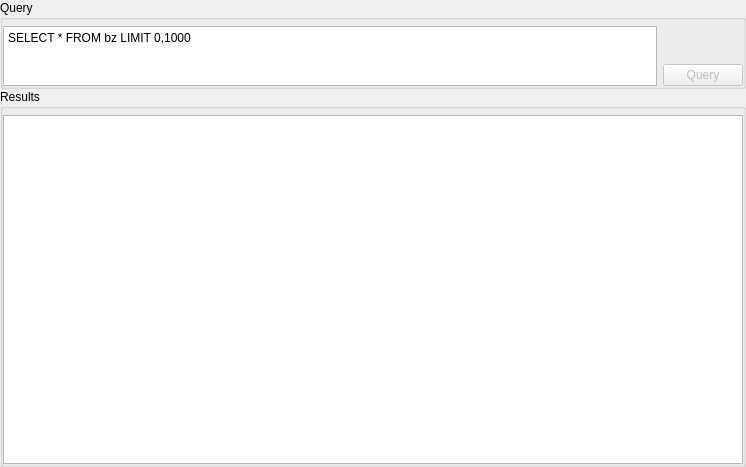
Before: the Qt Designer form querywidget.ui in BugenZhao/MTAnalyzer, drawn with Qt 5.
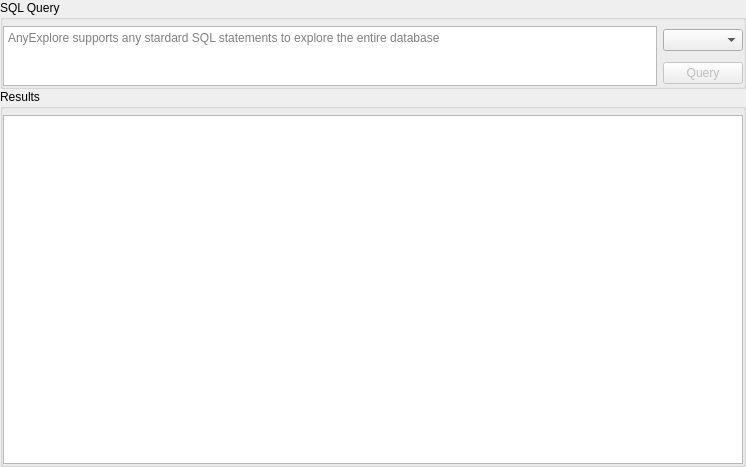
After: the same form once the commit is applied.

Commit message: 2019.12.20 AnyExplore with Multi-threading and Text Correction

Diff of the .ui file:
```diff
--- a/querywidget.ui
+++ b/querywidget.ui
@@ -27,7 +27,7 @@
                 <number>0</number>
             </property>
             <item>
-                <layout class="QVBoxLayout" name="verticalLayout" stretch="1,1,0">
+    <layout class="QVBoxLayout" name="verticalLayout" stretch="1,0">
                     <property name="spacing">
                         <number>0</number>
                     </property>
@@ -46,7 +46,7 @@
                                 </size>
                             </property>
                             <property name="title">
-                                <string>Query</string>
+        <string>SQL Query</string>
                             </property>
                             <property name="flat">
                                 <bool>true</bool>
@@ -64,7 +64,51 @@
                                 <property name="bottomMargin">
                                     <number>0</number>
                                 </property>
+        <item row="1" column="0" rowspan="2" colspan="2">
+         <widget class="QPlainTextEdit" name="queryInput">
+          <property name="sizePolicy">
+           <sizepolicy hsizetype="Expanding" vsizetype="Ignored">
+            <horstretch>0</horstretch>
+            <verstretch>0</verstretch>
+           </sizepolicy>
+          </property>
+          <property name="minimumSize">
+           <size>
+            <width>0</width>
+            <height>60</height>
+           </size>
+          </property>
+          <property name="placeholderText">
+           <string>AnyExplore supports any stardard SQL statements to explore the entire database</string>
+          </property>
+         </widget>
+        </item>
                                 <item row="1" column="2">
+         <widget class="QComboBox" name="examplesComboBox">
+          <property name="sizePolicy">
+           <sizepolicy hsizetype="Maximum" vsizetype="Fixed">
+            <horstretch>0</horstretch>
+            <verstretch>0</verstretch>
+           </sizepolicy>
+          </property>
+          <property name="minimumSize">
+           <size>
+            <width>50</width>
+            <height>0</height>
+           </size>
+          </property>
+          <property name="maximumSize">
+           <size>
+            <width>100</width>
+            <height>16777215</height>
+           </size>
+          </property>
+          <property name="currentText">
+           <string/>
+          </property>
+         </widget>
+        </item>
+        <item row="2" column="2">
                                     <widget class="QPushButton" name="queryButton">
                                         <property name="enabled">
                                             <bool>false</bool>
@@ -75,54 +119,17 @@
                                                 <verstretch>0</verstretch>
                                             </sizepolicy>
                                         </property>
+          <property name="minimumSize">
+           <size>
+            <width>0</width>
+            <height>0</height>
+           </size>
+          </property>
                                         <property name="text">
                                             <string>Query</string>
                                         </property>
                                     </widget>
                                 </item>
-                                <item row="0" column="0" rowspan="2" colspan="2">
-                                    <widget class="QPlainTextEdit" name="queryInput">
-                                        <property name="sizePolicy">
-                                            <sizepolicy hsizetype="Expanding" vsizetype="Ignored">
-                                                <horstretch>0</horstretch>
-                                                <verstretch>0</verstretch>
-                                            </sizepolicy>
-                                        </property>
-                                        <property name="minimumSize">
-                                            <size>
-                                                <width>0</width>
-                                                <height>60</height>
-                                            </size>
-                                        </property>
-                                        <property name="plainText">
-                                            <string>SELECT * FROM bz LIMIT 0,1000</string>
-                                        </property>
-                                    </widget>
-                                </item>
-                            </layout>
-                        </widget>
-                    </item>
-                    <item>
-                        <widget class="QWidget" name="queryButtonWidget" native="true">
-                            <property name="sizePolicy">
-                                <sizepolicy hsizetype="Expanding" vsizetype="Fixed">
-                                    <horstretch>0</horstretch>
-                                    <verstretch>0</verstretch>
-                                </sizepolicy>
-                            </property>
-                            <layout class="QHBoxLayout" name="horizontalLayout_2">
-                                <property name="leftMargin">
-                                    <number>0</number>
-                                </property>
-                                <property name="topMargin">
-                                    <number>0</number>
-                                </property>
-                                <property name="rightMargin">
-                                    <number>0</number>
-                                </property>
-                                <property name="bottomMargin">
-                                    <number>0</number>
-                                </property>
                             </layout>
                         </widget>
                     </item>
```
Lines whose indentation alone changed are shown as unchanged. The commit also changes 8 other files.
